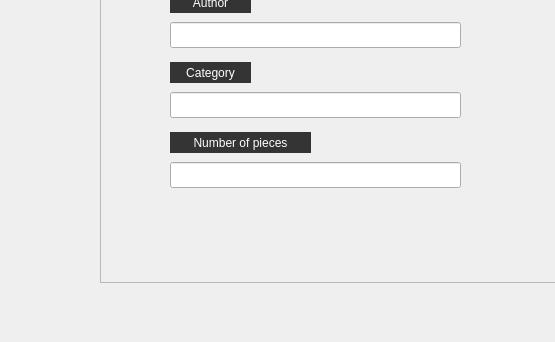
Before: the Qt Designer form add_edit_book.ui in kareemelramly/Library-Management-System, drawn with Qt 5; both pictures show x 0 to 555 and y 238 to 580 of the 808 by 580 pixel window.
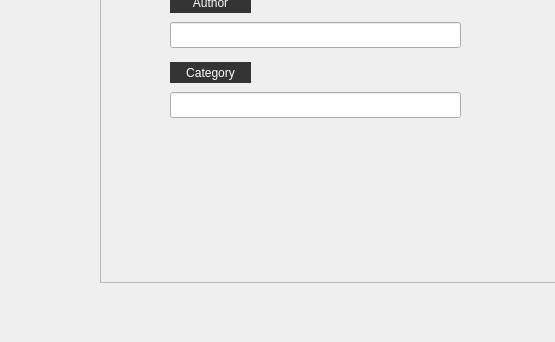
After: the same form once the commit is applied. Icons and pictures are not drawn.

```diff
--- a/add_edit_book.ui
+++ b/add_edit_book.ui
@@ -44,19 +44,6 @@
    <property name="frameShadow">
     <enum>QFrame::Shadow::Raised</enum>
    </property>
-   <widget class="QLineEdit" name="number_of_pieces_line_edit">
-    <property name="geometry">
-     <rect>
-      <x>70</x>
-      <y>340</y>
-      <width>291</width>
-      <height>26</height>
-     </rect>
-    </property>
-    <property name="echoMode">
-     <enum>QLineEdit::EchoMode::Password</enum>
-    </property>
-   </widget>
    <widget class="QLineEdit" name="title_line_edit">
     <property name="geometry">
      <rect>
@@ -70,23 +57,7 @@
      <string/>
     </property>
     <property name="echoMode">
-     <enum>QLineEdit::EchoMode::Password</enum>
-    </property>
-   </widget>
-   <widget class="QLabel" name="Password_label_4">
-    <property name="geometry">
-     <rect>
-      <x>70</x>
-      <y>310</y>
-      <width>141</width>
-      <height>21</height>
-     </rect>
-    </property>
-    <property name="text">
-     <string>Number of pieces</string>
-    </property>
-    <property name="alignment">
-     <set>Qt::AlignmentFlag::AlignCenter</set>
+     <enum>QLineEdit::EchoMode::Normal</enum>
     </property>
    </widget>
    <widget class="QLineEdit" name="ID_label">
```
Left out of the diff: 8 changed lines with no effect on the pictures.
